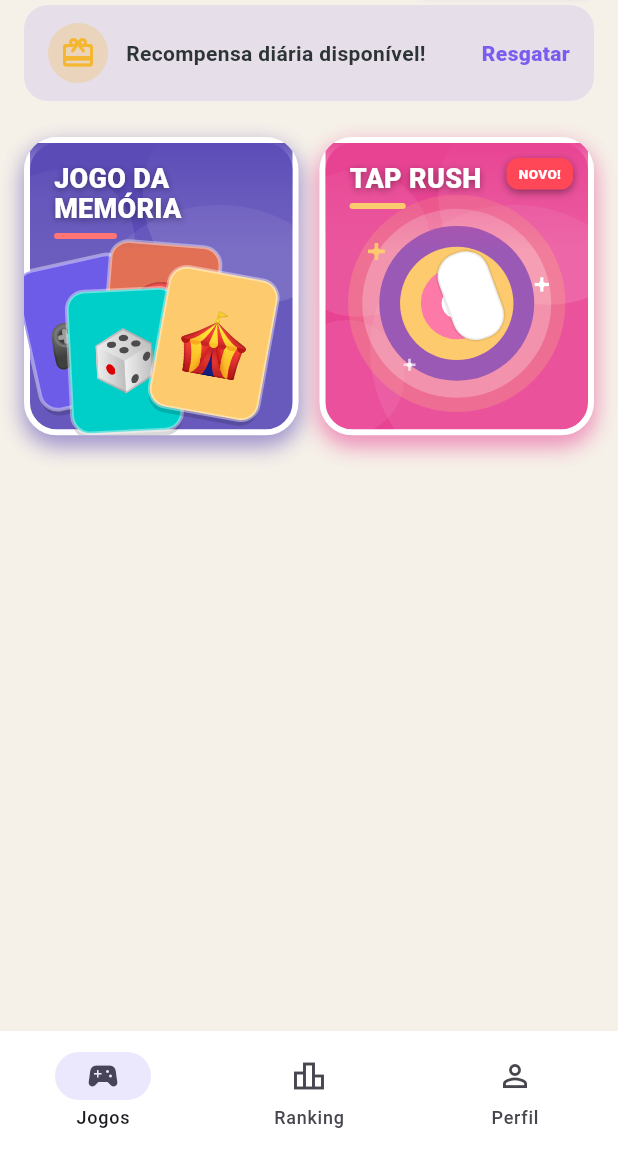
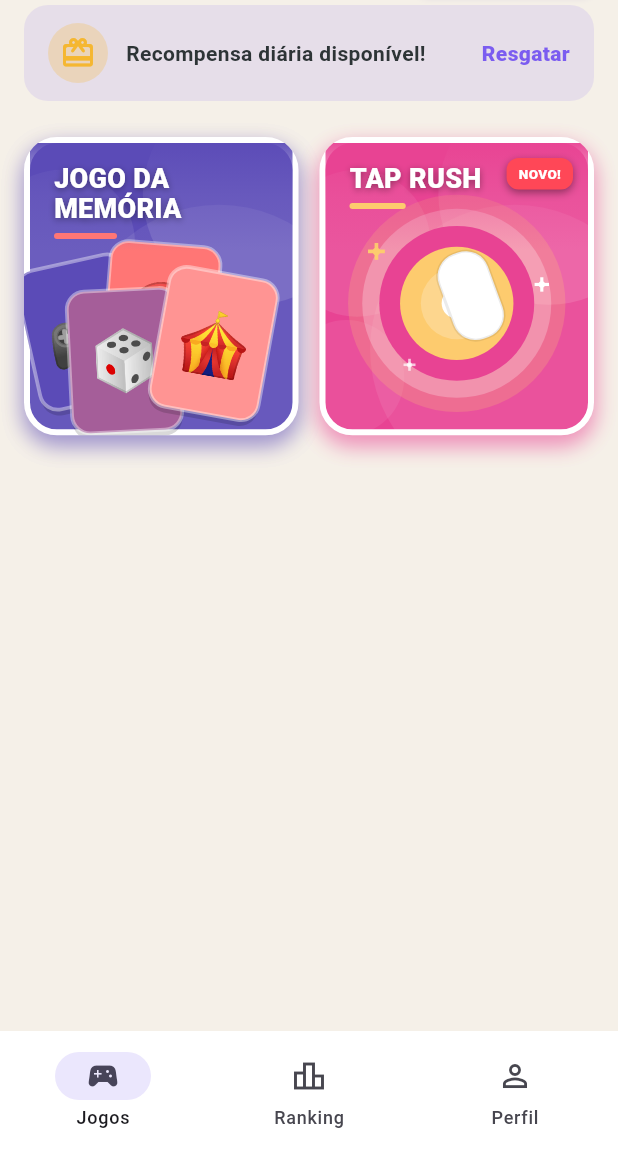
Before and after one commit to djmarina123/minigames, a Flutter app: the screen it shows after launch, after a tap on the "menu" icon, after a tap on "REMOVER ADS", on a phone screen of 412 x 824 dp, the part 85-1236 px from its top. Run offline on Flutter 3.47's test engine with Material 3 defaults, Android fonts, the phone set to English and light mode, and no system bars; our stand-ins replace firebase_analytics, firebase_auth, firebase_core, firebase_crashlytics, shared_preferences; missing offline and left inert: flame; accounts and stored records are empty.

Commit message:
Unifica identidade visual do hub entre Home e Ranking.
GameCatalogThumbnail reutiliza a arte vetorial do catálogo nas listas; tokens HubTheme centralizam cores de texto e badge; goldens da Home atualizados.

```diff
--- a/lib/core/game_sdk/game_prep_screen.dart
+++ b/lib/core/game_sdk/game_prep_screen.dart
@@ -93,7 +93,7 @@ class _GamePrepScreenState extends State<GamePrepScreen> {
                       meta.category,
                       textAlign: TextAlign.center,
                       style: const TextStyle(
-                        color: Color(0xFF636E72),
+                        color: HubTheme.textSecondary,
                         fontWeight: FontWeight.w600,
                         fontSize: 14,
                       ),
@@ -231,7 +231,7 @@ class _OptionGroupPanel extends StatelessWidget {
                   fontWeight: FontWeight.w900,
                   fontSize: 13,
                   letterSpacing: 0.7,
-                  color: Color(0xFF2D3436),
+                  color: HubTheme.textPrimary,
                 ),
               ),
             ],
@@ -320,7 +320,7 @@ class _OptionTile extends StatelessWidget {
                     fontWeight: FontWeight.w900,
                     fontSize: 20,
                     height: 1,
-                    color: selected ? Colors.white : const Color(0xFF2D3436),
+                    color: selected ? Colors.white : HubTheme.textPrimary,
                   ),
                 ),
                 if (choice.subtitle != null) ...[
@@ -333,7 +333,7 @@ class _OptionTile extends StatelessWidget {
                       fontWeight: FontWeight.w700,
                       color: selected
                           ? Colors.white.withValues(alpha: 0.8)
-                          : const Color(0xFF636E72),
+                          : HubTheme.textSecondary,
                     ),
                   ),
                 ],
--- a/lib/core/game_sdk/widgets/game_help_dialog.dart
+++ b/lib/core/game_sdk/widgets/game_help_dialog.dart
@@ -59,7 +59,7 @@ class _GameHelpSheet extends StatelessWidget {
                 gameTitle,
                 style: Theme.of(context).textTheme.titleLarge?.copyWith(
                       fontWeight: FontWeight.w900,
-                      color: const Color(0xFF2D3436),
+                      color: HubTheme.textPrimary,
                     ),
               ),
               const SizedBox(height: 20),
@@ -125,7 +125,7 @@ class _Section extends StatelessWidget {
                 style: const TextStyle(
                   fontWeight: FontWeight.w800,
                   fontSize: 15,
-                  color: Color(0xFF2D3436),
+                  color: HubTheme.textPrimary,
                 ),
               ),
             ],
@@ -134,7 +134,7 @@ class _Section extends StatelessWidget {
           Text(
             body,
             style: Theme.of(context).textTheme.bodyMedium?.copyWith(
-                  color: const Color(0xFF636E72),
+                  color: HubTheme.textSecondary,
                   height: 1.5,
                 ),
           ),
--- a/lib/core/theme/game_card_art.dart
+++ b/lib/core/theme/game_card_art.dart
@@ -10,30 +10,72 @@ class GameCardArt extends StatelessWidget {
     super.key,
     required this.gameId,
     required this.theme,
+    this.compact = false,
   });
 
   final String gameId;
   final HubGameTheme theme;
+  final bool compact;
 
   @override
   Widget build(BuildContext context) {
     return CustomPaint(
       painter: switch (gameId) {
-        'tap_rush' => _TapRushArt(theme),
-        'memory' => _MemoryArt(theme),
-        _ => _GenericArt(theme, gameId),
+        'tap_rush' => _TapRushArt(theme, compact: compact),
+        'memory' => _MemoryArt(theme, compact: compact),
+        _ => _GenericArt(theme, gameId, compact: compact),
       },
       size: Size.infinite,
     );
   }
 }
 
+/// Miniatura quadrada — mesma arte do catálogo para listas (ranking, etc.).
+class GameCatalogThumbnail extends StatelessWidget {
+  const GameCatalogThumbnail({
+    super.key,
+    required this.gameId,
+    required this.theme,
+    this.size = 52,
+  });
+
+  final String gameId;
+  final HubGameTheme theme;
+  final double size;
+
+  @override
+  Widget build(BuildContext context) {
+    final radius = size * 0.22;
+    return SizedBox(
+      width: size,
+      height: size,
+      child: DecoratedBox(
+        decoration: BoxDecoration(
+          color: theme.cardColor,
+          borderRadius: BorderRadius.circular(radius),
+          border: Border.all(color: HubTheme.cardBorder, width: 3),
+        ),
+        child: ClipRRect(
+          borderRadius: BorderRadius.circular(radius - 3),
+          child: GameCardArt(
+            gameId: gameId,
+            theme: theme,
+            compact: true,
+          ),
+        ),
+      ),
+    );
+  }
+}
+
 sealed class _CardArtPainter extends CustomPainter {
-  _CardArtPainter(this.theme);
+  _CardArtPainter(this.theme, {this.compact = false});
 
   final HubGameTheme theme;
+  final bool compact;
 
   void drawBackgroundBubbles(Canvas canvas, Size size) {
+    if (compact) return;
     final bubbles = [
       (0.85, 0.18, 0.42, 0.12),
       (0.12, 0.35, 0.28, 0.10),
@@ -51,15 +93,15 @@ sealed class _CardArtPainter extends CustomPainter {
 }
 
 class _TapRushArt extends _CardArtPainter {
-  _TapRushArt(super.theme);
+  _TapRushArt(super.theme, {super.compact});
 
   @override
   void paint(Canvas canvas, Size size) {
     drawBackgroundBubbles(canvas, size);
 
     final cx = size.width * 0.5;
-    final cy = size.height * 0.56;
-    final r = math.min(size.width, size.height) * 0.36;
+    final cy = size.height * (compact ? 0.52 : 0.56);
+    final r = math.min(size.width, size.height) * (compact ? 0.40 : 0.36);
 
     canvas.drawCircle(
       Offset(cx, cy),
@@ -69,9 +111,9 @@ class _TapRushArt extends _CardArtPainter {
 
     final rings = [
       (r, Colors.white.withValues(alpha: 0.25)),
-      (r * 0.82, const Color(0xFF9B59B6)),
+      (r * 0.82, theme.cardColor),
       (r * 0.60, theme.accentColor),
-      (r * 0.38, const Color(0xFFFD79A8)),
+      (r * 0.38, theme.accentSoft),
       (r * 0.16, Colors.white),
     ];
     for (final (radius, color) in rings) {
@@ -97,6 +139,7 @@ class _TapRushArt extends _CardArtPainter {
         ..color = Colors.white
         ..style = PaintingStyle.fill,
     );
+    if (!compact) {
       canvas.drawRRect(
         fingerRect,
         Paint()
@@ -104,11 +147,14 @@ class _TapRushArt extends _CardArtPainter {
           ..style = PaintingStyle.stroke
           ..strokeWidth = 2,
       );
+    }
     canvas.restore();
 
+    if (!compact) {
       _sparkle(canvas, Offset(cx - r * 0.85, cy - r * 0.55), 7, theme.accentColor);
       _sparkle(canvas, Offset(cx + r * 0.9, cy - r * 0.2), 6, Colors.white);
       _sparkle(canvas, Offset(cx - r * 0.5, cy + r * 0.65), 5, Colors.white70);
+    }
   }
 
   void _sparkle(Canvas canvas, Offset p, double size, Color color) {
@@ -129,25 +175,27 @@ class _TapRushArt extends _CardArtPainter {
 }
 
 class _MemoryArt extends _CardArtPainter {
-  _MemoryArt(super.theme);
+  _MemoryArt(super.theme, {super.compact});
 
   @override
   void paint(Canvas canvas, Size size) {
     drawBackgroundBubbles(canvas, size);
 
     final cards = <_CardSpec>[
-      _CardSpec('🎮', -0.28, 0.08, -0.22, const Color(0xFF6C5CE7)),
-      _CardSpec('🎯', 0.02, 0.02, 0.08, const Color(0xFFE17055)),
-      _CardSpec('🎲', -0.12, 0.18, -0.05, const Color(0xFF00CEC9)),
-      _CardSpec('🎪', 0.22, 0.12, 0.18, const Color(0xFFFDCB6E)),
+      _CardSpec('🎮', -0.28, 0.08, -0.22, theme.cardColor),
+      _CardSpec('🎯', 0.02, 0.02, 0.08, theme.accentColor),
+      _CardSpec('🎲', -0.12, 0.18, -0.05, theme.blendColor),
+      _CardSpec('🎪', 0.22, 0.12, 0.18, theme.accentSoft),
     ];
 
-    final cardW = size.width * 0.42;
-    final cardH = size.width * 0.54;
-    final baseX = size.width * 0.48;
-    final baseY = size.height * 0.58;
+    final cardW = size.width * (compact ? 0.48 : 0.42);
+    final cardH = size.width * (compact ? 0.58 : 0.54);
+    final baseX = size.width * (compact ? 0.5 : 0.48);
+    final baseY = size.height * (compact ? 0.54 : 0.58);
 
-    for (final c in cards) {
+    final visible = compact ? cards.sublist(0, 2) : cards;
+
+    for (final c in visible) {
       canvas.save();
       canvas.translate(baseX + c.dx * size.width, baseY + c.dy * size.height);
       canvas.rotate(c.angle);
@@ -203,7 +251,7 @@ class _CardSpec {
 }
 
 class _GenericArt extends _CardArtPainter {
-  _GenericArt(super.theme, this.gameId);
+  _GenericArt(super.theme, this.gameId, {super.compact});
 
   final String gameId;
 
@@ -317,7 +365,7 @@ class GameCatalogHero extends StatelessWidget {
                 ),
                 const SizedBox(height: 6),
                 Container(
-                  width: _underlineWidth(titleLead),
+                  width: hubUnderlineWidth(titleLead),
                   height: 4,
                   decoration: BoxDecoration(
                     color: theme.accentColor,
@@ -334,7 +382,7 @@ class GameCatalogHero extends StatelessWidget {
               child: Container(
                 padding: const EdgeInsets.symmetric(horizontal: 8, vertical: 4),
                 decoration: BoxDecoration(
-                  color: const Color(0xFFFF4757),
+                  color: HubTheme.featuredBadge,
                   borderRadius: BorderRadius.circular(8),
                   boxShadow: const [
                     BoxShadow(
@@ -358,9 +406,4 @@ class GameCatalogHero extends StatelessWidget {
       ),
     );
   }
-
-  double _underlineWidth(String word) {
-    final len = word.length.clamp(3, 10);
-    return 24.0 + len * 4.5;
 }
-}
--- a/lib/core/theme/hub_theme.dart
+++ b/lib/core/theme/hub_theme.dart
@@ -5,10 +5,13 @@ import '../game_sdk/game_metadata.dart';
 /// Tokens visuais do hub — inspirado em apps de minijogos casuais (grid colorido).
 abstract final class HubTheme {
   static const background = Color(0xFFF5F0E8);
+  static const textPrimary = Color(0xFF2D3436);
+  static const textSecondary = Color(0xFF636E72);
   static const headerIcon = Color(0xFFE056A0);
   static const coinPillBg = Color(0xFFF0E6D3);
   static const coinGold = Color(0xFFF5B731);
   static const removeAdsPurple = Color(0xFF7B5CF0);
+  static const featuredBadge = Color(0xFFFF4757);
   static const cardBorder = Colors.white;
   static const cardRadius = 22.0;
   static const gridSpacing = 14.0;
@@ -48,6 +51,12 @@ class HubGameTheme {
 
   final Color cardColor;
   final Color accentColor;
+
+  /// Tom intermediário entre [cardColor] e [accentColor] — mini-cartas, anéis.
+  Color get blendColor => Color.lerp(cardColor, accentColor, 0.45)!;
+
+  /// Variação mais clara de [accentColor] para detalhes secundários.
+  Color get accentSoft => Color.lerp(accentColor, Colors.white, 0.22)!;
 }
 
 /// Título do card sempre em caixa alta (padrão do hub).
@@ -58,3 +67,9 @@ String hubTitleLead(String title) {
   final parts = title.trim().split(RegExp(r'\s+'));
   return parts.isEmpty ? title : parts.first.toUpperCase();
 }
+
+/// Largura da barra decorativa abaixo do título (proporcional à 1ª palavra).
+double hubUnderlineWidth(String titleLead) {
+  final len = titleLead.length.clamp(3, 10);
+  return 24.0 + len * 4.5;
+}
--- a/lib/features/home/widgets/daily_reward_banner.dart
+++ b/lib/features/home/widgets/daily_reward_banner.dart
@@ -49,7 +49,7 @@ class DailyRewardBanner extends StatelessWidget {
                     'Recompensa diária disponível!',
                     style: TextStyle(
                       fontWeight: FontWeight.w700,
-                      color: Color(0xFF2D3436),
+                      color: HubTheme.textPrimary,
                     ),
                   ),
                 ),
--- a/lib/features/home/widgets/hub_header.dart
+++ b/lib/features/home/widgets/hub_header.dart
@@ -77,7 +77,7 @@ class _CoinPill extends StatelessWidget {
             style: const TextStyle(
               fontSize: 17,
               fontWeight: FontWeight.w800,
-              color: Color(0xFF2D3436),
+              color: HubTheme.textPrimary,
             ),
           ),
         ],
--- a/lib/features/leaderboard/leaderboard_screen.dart
+++ b/lib/features/leaderboard/leaderboard_screen.dart
@@ -5,6 +5,7 @@ import '../../core/game_sdk/game_metadata.dart';
 import '../../core/game_sdk/game_registry.dart';
 import '../../core/leaderboard/leaderboard_repository.dart';
 import '../../core/models/leaderboard_entry.dart';
+import '../../core/theme/game_card_art.dart';
 import '../../core/theme/hub_theme.dart';
 
 class LeaderboardScreen extends StatefulWidget {
@@ -99,14 +100,14 @@ class _LeaderboardHeader extends StatelessWidget {
             style: Theme.of(context).textTheme.headlineSmall?.copyWith(
                   fontWeight: FontWeight.w900,
                   letterSpacing: 0.5,
-                  color: const Color(0xFF2D3436),
+                  color: HubTheme.textPrimary,
                 ),
           ),
           const SizedBox(height: 4),
           Text(
             'Seu melhor score em cada jogo',
             style: Theme.of(context).textTheme.bodyMedium?.copyWith(
-                  color: const Color(0xFF636E72),
+                  color: HubTheme.textSecondary,
                   fontWeight: FontWeight.w500,
                 ),
           ),
@@ -119,24 +120,21 @@ class _LeaderboardHeader extends StatelessWidget {
 class _EmptyRanking extends StatelessWidget {
   const _EmptyRanking();
 
+  static const _emptyTheme = HubGameTheme(
+    cardColor: HubTheme.removeAdsPurple,
+    accentColor: HubTheme.coinGold,
+  );
+
   @override
   Widget build(BuildContext context) {
     return Padding(
       padding: const EdgeInsets.symmetric(horizontal: 32, vertical: 64),
       child: Column(
         children: [
-          Container(
-            width: 88,
-            height: 88,
-            decoration: BoxDecoration(
-              color: HubTheme.removeAdsPurple.withValues(alpha: 0.12),
-              shape: BoxShape.circle,
-            ),
-            child: const Icon(
-              Icons.emoji_events_outlined,
-              size: 44,
-              color: HubTheme.removeAdsPurple,
-            ),
+          const GameCatalogThumbnail(
+            gameId: 'tap_rush',
+            theme: _emptyTheme,
+            size: 80,
           ),
           const SizedBox(height: 20),
           Text(
@@ -144,7 +142,7 @@ class _EmptyRanking extends StatelessWidget {
             textAlign: TextAlign.center,
             style: Theme.of(context).textTheme.titleLarge?.copyWith(
                   fontWeight: FontWeight.w800,
-                  color: const Color(0xFF2D3436),
+                  color: HubTheme.textPrimary,
                 ),
           ),
           const SizedBox(height: 8),
@@ -152,7 +150,7 @@ class _EmptyRanking extends StatelessWidget {
             'Complete uma partida para aparecer aqui com seu melhor resultado.',
             textAlign: TextAlign.center,
             style: Theme.of(context).textTheme.bodyMedium?.copyWith(
-                  color: const Color(0xFF636E72),
+                  color: HubTheme.textSecondary,
                   height: 1.4,
                 ),
           ),
@@ -179,7 +177,8 @@ class _RankingCard extends StatelessWidget {
             category: '',
           ),
     );
-    final icon = meta?.icon ?? '🎮';
+    final gameId = meta?.id ?? entry.gameId;
+    final titleLead = hubTitleLead(entry.gameTitle);
 
     return Container(
       margin: const EdgeInsets.only(bottom: 12),
@@ -199,7 +198,10 @@ class _RankingCard extends StatelessWidget {
         padding: const EdgeInsets.symmetric(horizontal: 16, vertical: 14),
         child: Row(
           children: [
-            Text(icon, style: const TextStyle(fontSize: 28)),
+            GameCatalogThumbnail(
+              gameId: gameId,
+              theme: theme,
+            ),
             const SizedBox(width: 12),
             Expanded(
               child: Column(
@@ -216,7 +218,7 @@ class _RankingCard extends StatelessWidget {
                   ),
                   const SizedBox(height: 4),
                   Container(
-                    width: 36,
+                    width: hubUnderlineWidth(titleLead),
                     height: 4,
                     decoration: BoxDecoration(
                       color: theme.accentColor,
--- a/lib/features/profile/profile_screen.dart
+++ b/lib/features/profile/profile_screen.dart
@@ -24,7 +24,7 @@ class ProfileScreen extends StatelessWidget {
                 style: Theme.of(context).textTheme.headlineSmall?.copyWith(
                       fontWeight: FontWeight.w900,
                       letterSpacing: 0.5,
-                      color: const Color(0xFF2D3436),
+                      color: HubTheme.textPrimary,
                     ),
               ),
             ),
@@ -153,7 +153,7 @@ class _StatTile extends StatelessWidget {
           label,
           style: const TextStyle(
             fontWeight: FontWeight.w600,
-            color: Color(0xFF636E72),
+            color: HubTheme.textSecondary,
           ),
         ),
         trailing: Text(
@@ -161,7 +161,7 @@ class _StatTile extends StatelessWidget {
           style: const TextStyle(
             fontWeight: FontWeight.w900,
             fontSize: 16,
-            color: Color(0xFF2D3436),
+            color: HubTheme.textPrimary,
           ),
         ),
       ),
```
Also changed, not shown: 3 other files. Lines whose indentation alone changed are shown as unchanged.
